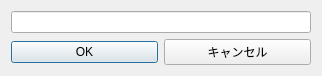
satoshi7190/columns-and-rows, file sample_menu_01.ui: the form before one commit.
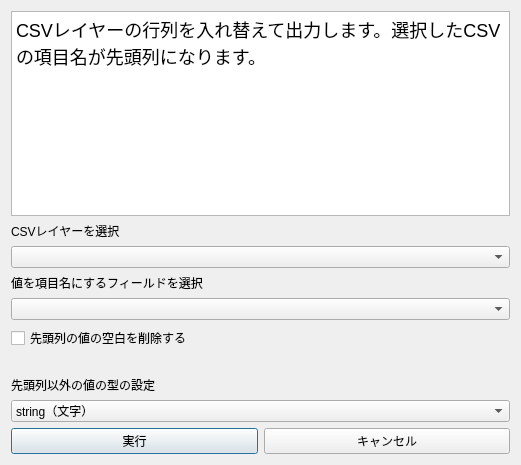
The form after the commit. Custom widgets are drawn as their Qt base class.

```diff
--- a/sample_menu_01.ui
+++ b/sample_menu_01.ui
@@ -6,8 +6,8 @@
    <rect>
     <x>0</x>
     <y>0</y>
-    <width>318</width>
-    <height>68</height>
+    <width>521</width>
+    <height>465</height>
    </rect>
   </property>
   <property name="windowTitle">
@@ -15,13 +15,86 @@
   </property>
   <layout class="QVBoxLayout" name="verticalLayout">
    <item>
-    <widget class="QLineEdit" name="lineEdit">
-     <property name="minimumSize">
+    <widget class="QTextBrowser" name="textBrowser">
+     <property name="html">
+      <string>&lt;!DOCTYPE HTML PUBLIC &quot;-//W3C//DTD HTML 4.0//EN&quot; &quot;http://www.w3.org/TR/REC-html40/strict.dtd&quot;&gt;
+&lt;html&gt;&lt;head&gt;&lt;meta name=&quot;qrichtext&quot; content=&quot;1&quot; /&gt;&lt;style type=&quot;text/css&quot;&gt;
+p, li { white-space: pre-wrap; }
+&lt;/style&gt;&lt;/head&gt;&lt;body style=&quot; font-family:'MS UI Gothic'; font-size:13.5pt; font-weight:400; font-style:normal;&quot;&gt;
+&lt;p style=&quot; margin-top:0px; margin-bottom:0px; margin-left:0px; margin-right:0px; -qt-block-indent:0; text-indent:0px;&quot;&gt;CSVレイヤーの行列を入れ替えて出力します。選択したCSVの項目名が先頭列になります。&lt;/p&gt;&lt;/body&gt;&lt;/html&gt;</string>
+     </property>
+    </widget>
+   </item>
+   <item>
+    <widget class="QLabel" name="label">
+     <property name="text">
+      <string>CSVレイヤーを選択</string>
+     </property>
+     <property name="alignment">
+      <set>Qt::AlignBottom|Qt::AlignLeading|Qt::AlignLeft</set>
+     </property>
+    </widget>
+   </item>
+   <item>
+    <widget class="QgsMapLayerComboBox" name="mMapLayerComboBox"/>
+   </item>
+   <item>
+    <widget class="QLabel" name="label_2">
+     <property name="text">
+      <string>値を項目名にするフィールドを選択</string>
+     </property>
+     <property name="alignment">
+      <set>Qt::AlignBottom|Qt::AlignLeading|Qt::AlignLeft</set>
+     </property>
+    </widget>
+   </item>
+   <item>
+    <widget class="QgsFieldComboBox" name="mFieldComboBox"/>
+   </item>
+   <item>
+    <widget class="QCheckBox" name="checkBox">
+     <property name="text">
+      <string>先頭列の値の空白を削除する</string>
+     </property>
+    </widget>
+   </item>
+   <item>
+    <spacer name="horizontalSpacer">
+     <property name="orientation">
+      <enum>Qt::Horizontal</enum>
+     </property>
+     <property name="sizeHint" stdset="0">
       <size>
-       <width>300</width>
-       <height>0</height>
+       <width>40</width>
+       <height>20</height>
       </size>
      </property>
+    </spacer>
+   </item>
+   <item>
+    <widget class="QLabel" name="label_3">
+     <property name="text">
+      <string>先頭列以外の値の型の設定</string>
+     </property>
+    </widget>
+   </item>
+   <item>
+    <widget class="QComboBox" name="comboBox">
+     <item>
+      <property name="text">
+       <string>string（文字）</string>
+      </property>
+     </item>
+     <item>
+      <property name="text">
+       <string>integer（少数を含まない数字）</string>
+      </property>
+     </item>
+     <item>
+      <property name="text">
+       <string>real（少数を含む数字）</string>
+      </property>
+     </item>
     </widget>
    </item>
    <item>
@@ -29,7 +102,7 @@
      <item>
       <widget class="QPushButton" name="pushButton_run">
        <property name="text">
-        <string>OK</string>
+        <string>実行</string>
        </property>
       </widget>
      </item>
@@ -44,6 +117,18 @@
    </item>
   </layout>
  </widget>
+ <customwidgets>
+  <customwidget>
+   <class>QgsFieldComboBox</class>
+   <extends>QComboBox</extends>
+   <header>qgsfieldcombobox.h</header>
+  </customwidget>
+  <customwidget>
+   <class>QgsMapLayerComboBox</class>
+   <extends>QComboBox</extends>
+   <header>qgsmaplayercombobox.h</header>
+  </customwidget>
+ </customwidgets>
  <resources/>
  <connections/>
 </ui>
```
